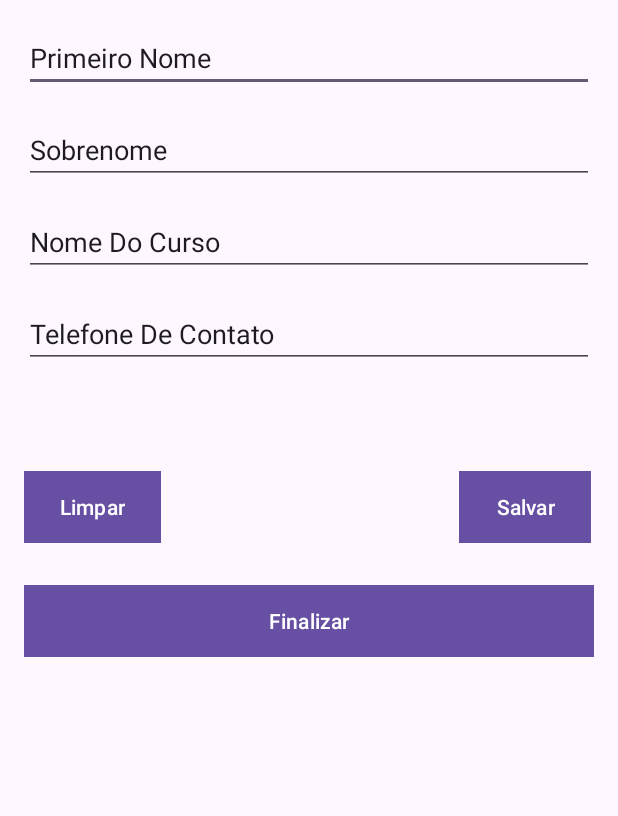
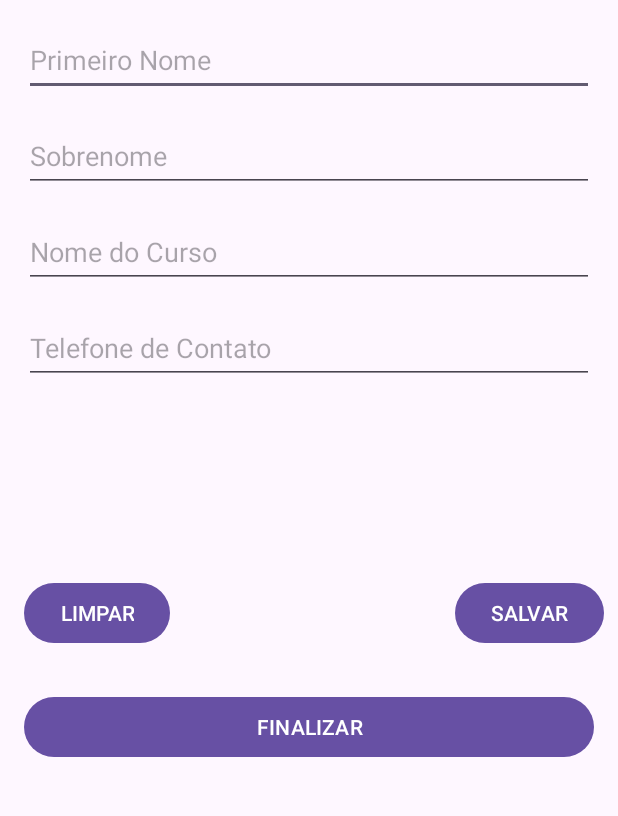
Before and after one commit to KevinAlmd27/DevAndroid, an Android app: the screen it shows after launch (MainActivity), on a phone screen of 412 x 824 dp, the part 61-877 px from its top. Run offline under Robolectric (Android 15) with nearby library versions, the phone set to English and light mode, and no system bars.

Commit message:
Criar layout do Aplicativo Customização

```diff
--- a/AppLista/app/src/main/res/layout/activity_main.xml
+++ b/AppLista/app/src/main/res/layout/activity_main.xml
@@ -8,11 +8,11 @@
     tools:context=".MainActivity">
 
     <TextView
-        android:id="@+id/textView"
+        android:id="@+id/txt_titulo"
         android:layout_width="wrap_content"
         android:layout_height="wrap_content"
         android:layout_marginTop="16dp"
-        android:text="App Lista Android"
+        android:text="@string/txt_titulo"
         android:textSize="18sp"
         android:textStyle="bold"
         app:layout_constraintEnd_toEndOf="parent"
@@ -21,98 +21,96 @@
         app:layout_constraintTop_toTopOf="parent" />
 
     <EditText
-        android:id="@+id/editTextText"
+        android:id="@+id/editPrimeiroNome"
         android:layout_width="match_parent"
-        android:layout_height="wrap_content"
+        android:layout_height="48dp"
         android:layout_margin="16dp"
         android:layout_marginTop="96dp"
-        android:hint="Primeiro Nome"
+        android:hint="@string/txt_hint_edit_primeiro_nome"
+        android:importantForAutofill="no"
         android:inputType="text"
-        android:text="Primeiro Nome"
         app:layout_constraintEnd_toEndOf="parent"
         app:layout_constraintStart_toStartOf="parent"
-        app:layout_constraintTop_toBottomOf="@+id/textView" />
+        app:layout_constraintTop_toBottomOf="@+id/txt_titulo" />
 
     <EditText
-        android:id="@+id/editTextText3"
+        android:id="@+id/editSobrenome"
         android:layout_width="match_parent"
-        android:layout_height="wrap_content"
+        android:layout_height="48dp"
+        android:layout_margin="16dp"
+        android:autofillHints="no"
+        android:ems="10"
+        android:hint="@string/txt_hint_edit_sobrenome"
+        android:importantForAutofill="no"
+        android:inputType="text"
+        app:layout_constraintEnd_toEndOf="parent"
+        app:layout_constraintStart_toStartOf="parent"
+        app:layout_constraintTop_toBottomOf="@+id/editPrimeiroNome" />
+
+    <EditText
+        android:id="@+id/editNomeDOCurso"
+        android:layout_width="match_parent"
+        android:layout_height="48dp"
         android:layout_margin="16dp"
         android:ems="10"
-        android:hint="Sobrenome"
+        android:hint="@string/txt_hint_edit_nome_do_curso"
+        android:importantForAutofill="no"
         android:inputType="text"
-        android:text="Sobrenome"
         app:layout_constraintEnd_toEndOf="parent"
         app:layout_constraintStart_toStartOf="parent"
-        app:layout_constraintTop_toBottomOf="@+id/editTextText" />
-
-    <EditText
-        android:id="@+id/editTextText4"
-        android:layout_width="match_parent"
-        android:layout_height="wrap_content"
-        android:layout_margin="16dp"
-        android:ems="10"
-        android:hint="Nome do Curso"
-        android:inputType="text"
-        android:text="Nome Do Curso"
-        app:layout_constraintEnd_toEndOf="parent"
-        app:layout_constraintStart_toStartOf="parent"
-        app:layout_constraintTop_toBottomOf="@+id/editTextText3" />
+        app:layout_constraintTop_toBottomOf="@+id/editSobrenome" />
 
     <EditText
         android:id="@+id/editTextText5"
         android:layout_width="match_parent"
-        android:layout_height="wrap_content"
+        android:layout_height="48dp"
         android:layout_margin="16dp"
         android:ems="10"
-        android:hint="Telefone de Contato"
+        android:hint="@string/txt_hint_edit_telefone_de_contato"
+        android:importantForAutofill="no"
         android:inputType="text"
-        android:text="Telefone De Contato"
         app:layout_constraintEnd_toEndOf="parent"
         app:layout_constraintStart_toStartOf="parent"
-        app:layout_constraintTop_toBottomOf="@+id/editTextText4" />
+        app:layout_constraintTop_toBottomOf="@+id/editNomeDOCurso" />
 
     <Button
-        android:id="@+id/button"
+        android:id="@+id/btnLimpar"
         android:layout_width="wrap_content"
         android:layout_height="wrap_content"
         android:layout_marginStart="16dp"
         android:layout_marginBottom="28dp"
-        android:background="@color/CorBotoes"
-        android:text="Limpar"
-        app:layout_constraintBottom_toTopOf="@+id/button3"
+        android:text="@string/txt_button_limpar"
+        app:layout_constraintBottom_toTopOf="@+id/btnFinalizar"
         app:layout_constraintStart_toStartOf="parent"
         app:layout_constraintTop_toBottomOf="@+id/editTextText5"
         app:layout_constraintVertical_bias="1.0" />
 
     <Button
-        android:id="@+id/button2"
+        android:id="@+id/btnSalvar"
         android:layout_width="wrap_content"
         android:layout_height="wrap_content"
         android:layout_marginStart="180dp"
         android:layout_marginBottom="28dp"
-        android:background="@color/CorBotoes"
-        android:text="Salvar"
-        app:layout_constraintBottom_toTopOf="@+id/button3"
+        android:text="@string/txt_button_Salvar"
+        app:layout_constraintBottom_toTopOf="@+id/btnFinalizar"
         app:layout_constraintEnd_toEndOf="parent"
         app:layout_constraintHorizontal_bias="0.515"
-        app:layout_constraintStart_toEndOf="@+id/button"
+        app:layout_constraintStart_toEndOf="@+id/btnLimpar"
         app:layout_constraintTop_toBottomOf="@+id/editTextText5"
         app:layout_constraintVertical_bias="1.0" />
 
     <Button
-        android:id="@+id/button3"
+        android:id="@+id/btnFinalizar"
         android:layout_width="match_parent"
         android:layout_height="wrap_content"
         android:layout_margin="16dp"
         android:layout_marginBottom="328dp"
-        android:background="@color/CorBotoes"
-        android:text="Finalizar"
+        android:text="@string/txt_button_Finalizar"
         app:layout_constraintBottom_toBottomOf="parent"
         app:layout_constraintEnd_toEndOf="parent"
         app:layout_constraintHorizontal_bias="0.0"
         app:layout_constraintStart_toStartOf="parent"
         app:layout_constraintTop_toBottomOf="@+id/editTextText5"
-        app:layout_constraintVertical_bias="0.281" />
+        app:layout_constraintVertical_bias="0.422" />
 
 </androidx.constraintlayout.widget.ConstraintLayout>
--- a/AppLista/app/src/main/res/values/strings.xml
+++ b/AppLista/app/src/main/res/values/strings.xml
@@ -1,3 +1,11 @@
 <resources>
     <string name="app_name">AppLista</string>
+    <string name="txt_titulo">App Lista Android</string>
+    <string name="txt_hint_edit_primeiro_nome">Primeiro Nome</string>
+    <string name="txt_hint_edit_sobrenome">Sobrenome</string>
+    <string name="txt_hint_edit_nome_do_curso">Nome do Curso</string>
+    <string name="txt_hint_edit_telefone_de_contato">Telefone de Contato</string>
+    <string name="txt_button_limpar">LIMPAR</string>
+    <string name="txt_button_Salvar">SALVAR</string>
+    <string name="txt_button_Finalizar">FINALIZAR</string>
 </resources>
```
